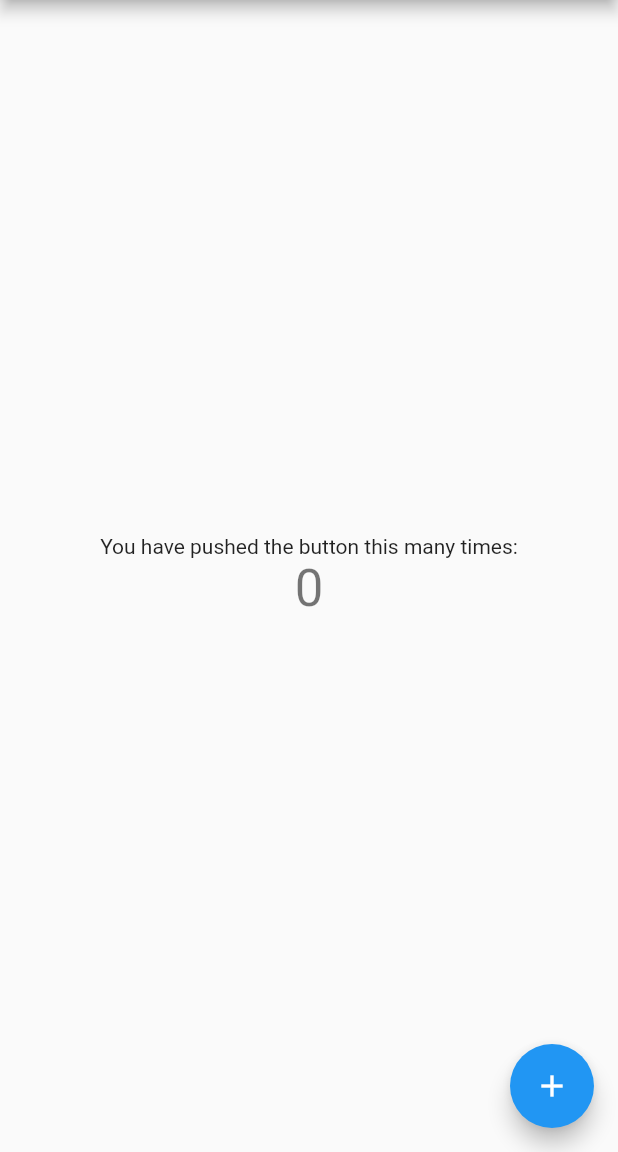
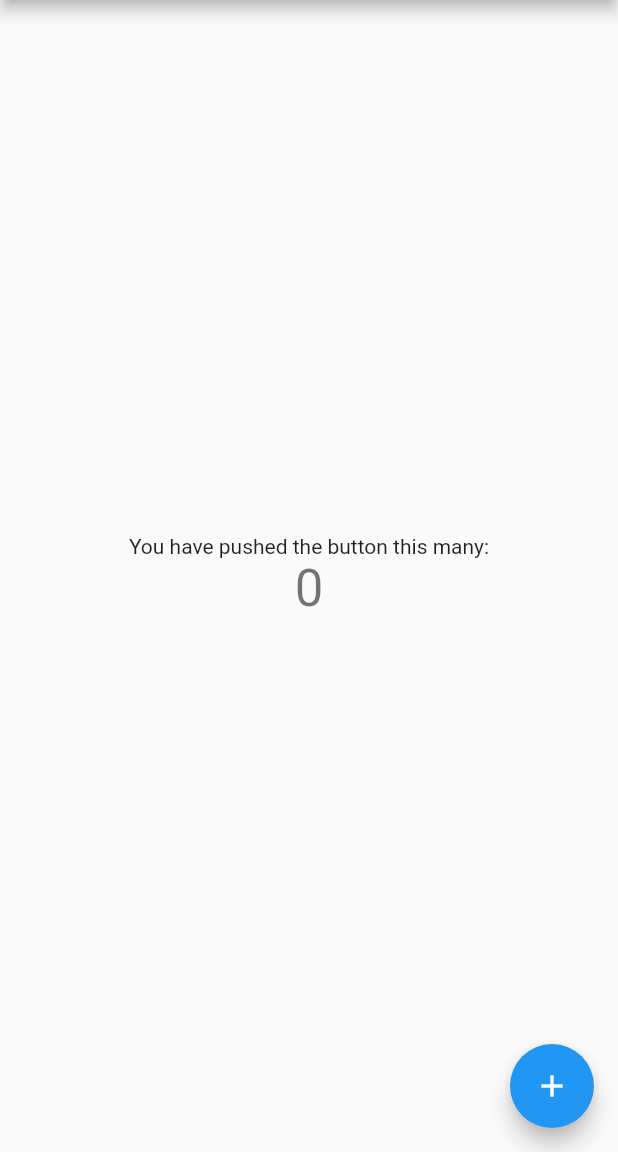
Before and after one commit to mgjunior-code/finance-organization-app, a Flutter app: the screen it shows after launch, on a phone screen of 412 x 824 dp, the part 84-1236 px from its top. Run offline on Flutter 3.47's test engine with Material 2 defaults, Android fonts, the phone set to English and light mode, and no system bars.

```diff
--- a/lib/main.dart
+++ b/lib/main.dart
@@ -96,7 +96,7 @@ class _MyHomePageState extends State<MyHomePage> {
           mainAxisAlignment: MainAxisAlignment.center,
           children: <Widget>[
             const Text(
-              'You have pushed the button this many times:',
+              'You have pushed the button this many:',
             ),
             Text(
               '$_counter',
```
